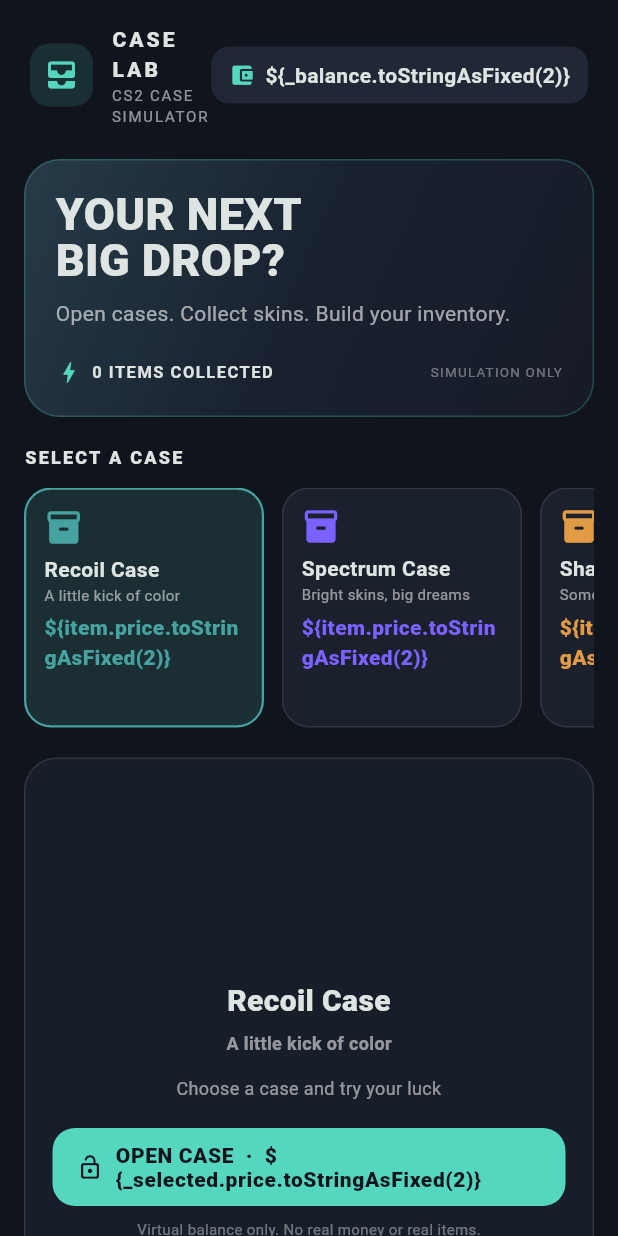
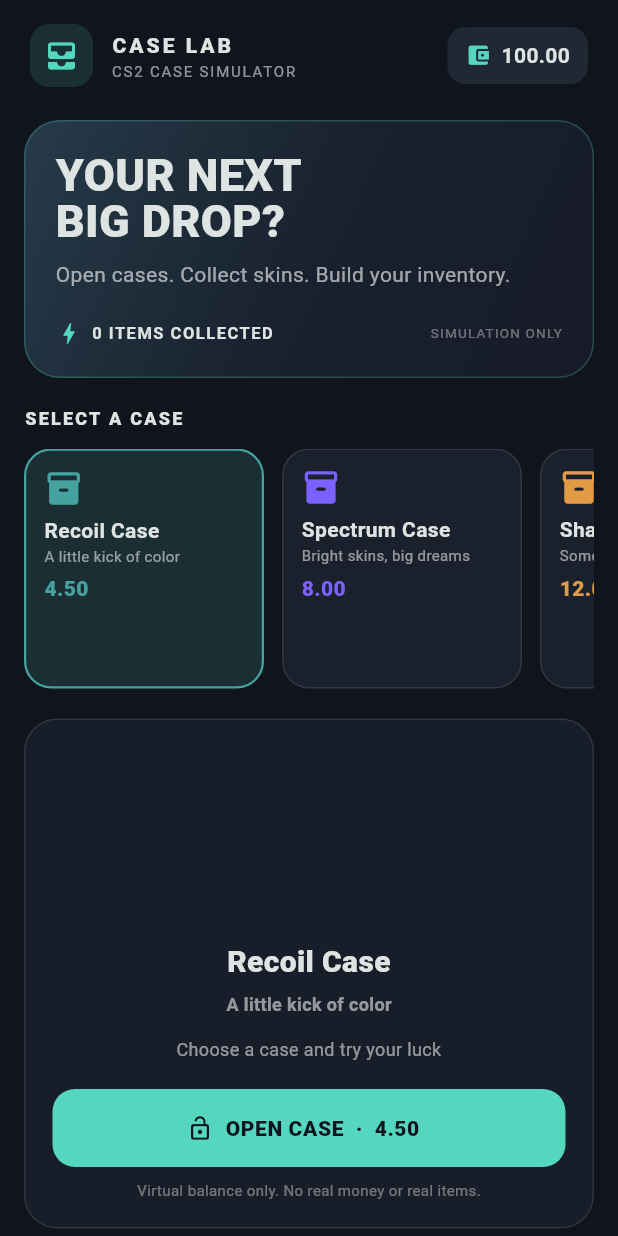
Before and after one commit to kochbratan67bratok/cases, a Flutter app: the screen it shows after launch, on a phone screen of 412 x 824 dp. Run offline on Flutter 3.47's test engine with Material 3 defaults, Android fonts, the phone set to English and light mode, and no system bars.

Commit message:
Fix Dart string interpolation in prices

```diff
--- a/lib/main.dart
+++ b/lib/main.dart
@@ -147,7 +147,7 @@
     setState(() {
       _inventory.remove(item);
       _balance += item.skin.value;
-      _status = 'Sold ${item.skin.name} for \${item.skin.value.toStringAsFixed(2)}';
+      _status = 'Sold ${item.skin.name} for ${item.skin.value.toStringAsFixed(2)}';
     });
   }
 
@@ -156,7 +156,7 @@
     setState(() {
       _inventory.clear();
       _balance += total;
-      _status = 'Sold all items for \${total.toStringAsFixed(2)}';
+      _status = 'Sold all items for ${total.toStringAsFixed(2)}';
     });
   }
 
@@ -226,7 +226,7 @@
               children: [
                 const Icon(Icons.account_balance_wallet, color: Color(0xFF55D6BE), size: 17),
                 const SizedBox(width: 7),
-                Text('\${_balance.toStringAsFixed(2)}', style: const TextStyle(fontWeight: FontWeight.bold)),
+                Text('${_balance.toStringAsFixed(2)}', style: const TextStyle(fontWeight: FontWeight.bold)),
               ],
             ),
           ),
@@ -312,7 +312,7 @@
                         Text(item.name, maxLines: 1, overflow: TextOverflow.ellipsis, style: const TextStyle(fontWeight: FontWeight.bold)),
                         Text(item.subtitle, maxLines: 1, overflow: TextOverflow.ellipsis, style: const TextStyle(fontSize: 10, color: Colors.white54)),
                         const SizedBox(height: 5),
-                        Text('\${item.price.toStringAsFixed(2)}', style: TextStyle(color: item.color, fontWeight: FontWeight.w900)),
+                        Text('${item.price.toStringAsFixed(2)}', style: TextStyle(color: item.color, fontWeight: FontWeight.w900)),
                       ],
                     ),
                   ),
@@ -360,7 +360,7 @@
               const SizedBox(height: 7),
               Text(_drop!.rarity.toUpperCase(), style: TextStyle(color: _drop!.color, fontSize: 10, letterSpacing: 1.2, fontWeight: FontWeight.bold)),
               const SizedBox(height: 4),
-              Text('Estimated value: \${_drop!.value.toStringAsFixed(2)}', style: const TextStyle(fontWeight: FontWeight.bold)),
+              Text('Estimated value: ${_drop!.value.toStringAsFixed(2)}', style: const TextStyle(fontWeight: FontWeight.bold)),
             ],
             const SizedBox(height: 13),
             Text(_status, textAlign: TextAlign.center, style: const TextStyle(color: Colors.white54, fontSize: 12)),
@@ -371,7 +371,7 @@
               child: FilledButton.icon(
                 onPressed: _opening ? null : _openCase,
                 icon: Icon(_opening ? Icons.hourglass_empty : Icons.lock_open_rounded),
-                label: Text(_opening ? 'OPENING…' : 'OPEN CASE  ·  \${_selected.price.toStringAsFixed(2)}'),
+                label: Text(_opening ? 'OPENING…' : 'OPEN CASE  ·  ${_selected.price.toStringAsFixed(2)}'),
                 style: FilledButton.styleFrom(
                   backgroundColor: const Color(0xFF55D6BE),
                   foregroundColor: const Color(0xFF10141D),
@@ -440,7 +440,7 @@
           const SizedBox(height: 6),
           Row(
             children: [
-              Expanded(child: Text('\${item.skin.value.toStringAsFixed(2)}', style: TextStyle(color: item.skin.color, fontWeight: FontWeight.w900))),
+              Expanded(child: Text('${item.skin.value.toStringAsFixed(2)}', style: TextStyle(color: item.skin.color, fontWeight: FontWeight.w900))),
               InkWell(
                 onTap: () => _sell(item),
                 borderRadius: BorderRadius.circular(8),
```
